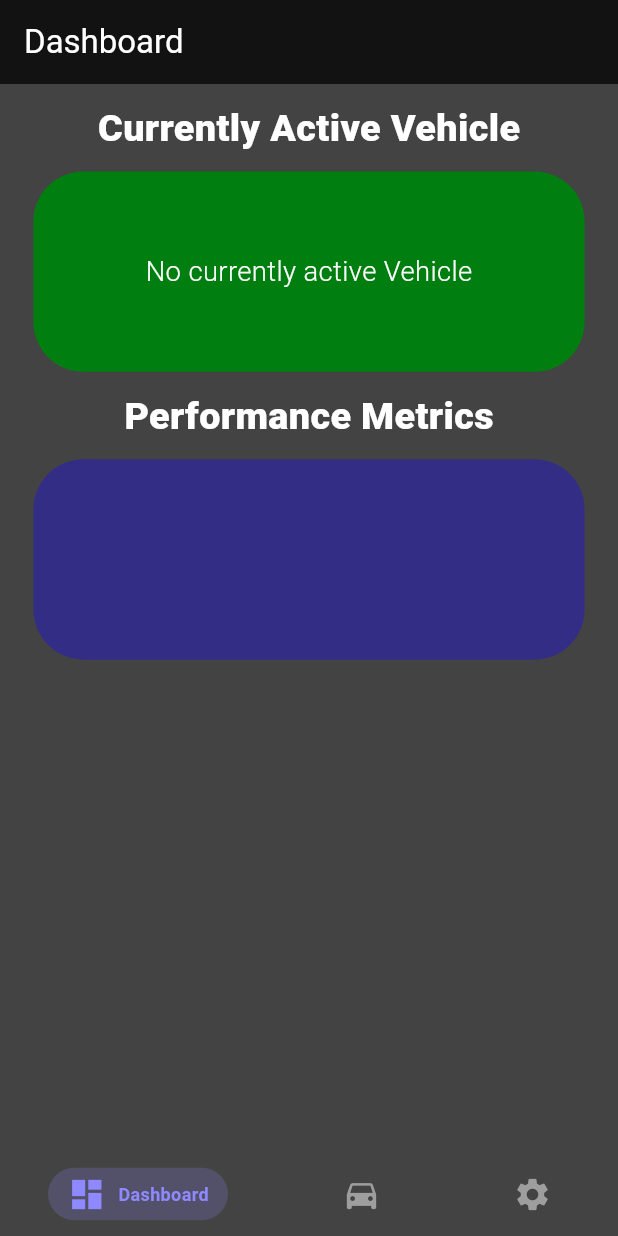
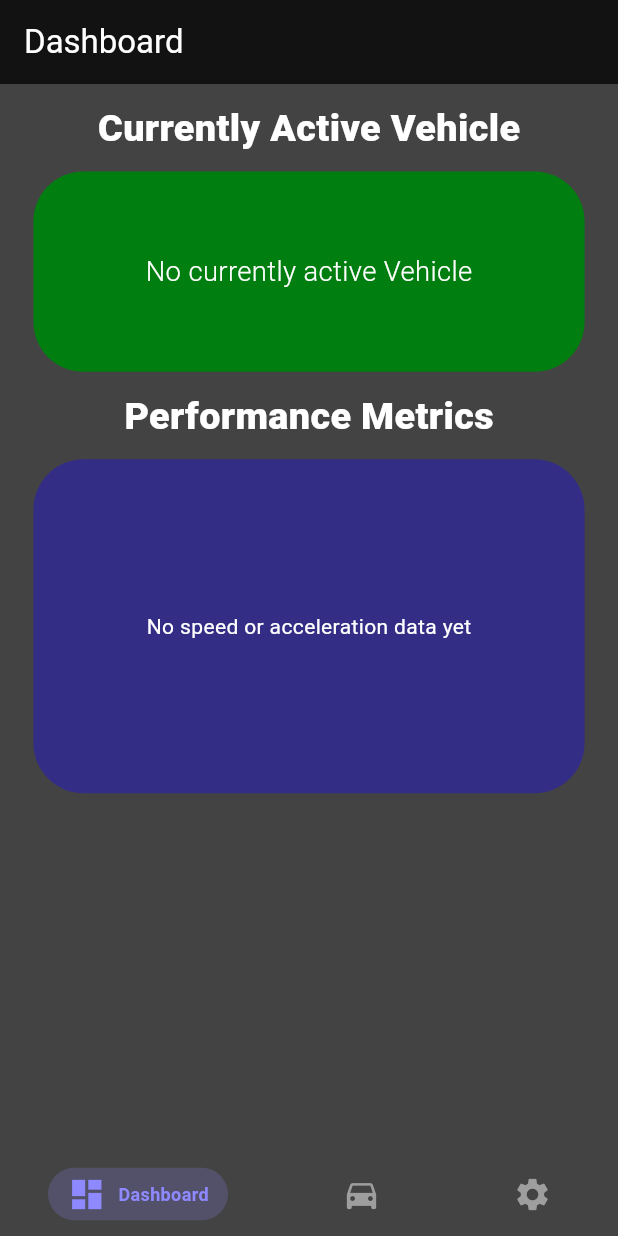
Before and after one commit to mmyahya29/Raxxy, a Flutter app: the screen it shows once a user with an empty profile is signed in, on a phone screen of 412 x 824 dp. Run offline on Flutter 3.47's test engine with Material 3 defaults, Android fonts, the phone set to English and light mode, and no system bars; drawn by our look-alikes of persistent_bottom_nav_bar; our stand-ins replace cloud_firestore, firebase_auth, firebase_core, fl_chart, flutter_local_notifications, flutter_riverpod and 5 more; accounts and stored records are empty.

Commit message:
speed acceleration graph

```diff
--- a/lib/providers/provider.dart
+++ b/lib/providers/provider.dart
@@ -24,6 +24,8 @@ final firestoreProvider = Provider((ref) => FirebaseFirestore.instance);
 class VehicleMonitorNotifier extends StateNotifier<VehicleMonitorState> {
   VehicleMonitorNotifier() : super(VehicleMonitorState());
 
+  static const int _maxHistoryLength = 20;
+
   void setVehicle(String? id) {
     state = state.copyWith(vehicleId: id);
   }
@@ -37,11 +39,29 @@ class VehicleMonitorNotifier extends StateNotifier<VehicleMonitorState> {
   }
 
   void updateSpeed(double speed) {
-    state = state.copyWith(speed: speed);
+    final updatedSpeedHistory = List<double>.from(state.speedHistory)
+      ..add(speed);
+    if (updatedSpeedHistory.length > _maxHistoryLength) {
+      updatedSpeedHistory.removeAt(0); // remove oldest
+    }
+
+    state = state.copyWith(
+      speed: speed,
+      speedHistory: updatedSpeedHistory,
+    );
   }
 
   void updateAcceleration(double acceleration) {
-    state = state.copyWith(acceleration: acceleration);
+    final updatedAccelerationHistory = List<double>.from(state.accelerationHistory)
+      ..add(acceleration);
+    if (updatedAccelerationHistory.length > _maxHistoryLength) {
+      updatedAccelerationHistory.removeAt(0);
+    }
+
+    state = state.copyWith(
+      acceleration: acceleration,
+      accelerationHistory: updatedAccelerationHistory,
+    );
   }
 
   void updateDistance(double distance) {
@@ -53,6 +73,7 @@ class VehicleMonitorNotifier extends StateNotifier<VehicleMonitorState> {
   }
 }
 
+
 final vehicleMonitorProvider = StateNotifierProvider<VehicleMonitorNotifier, VehicleMonitorState>(
       (ref) => VehicleMonitorNotifier(),
 );
--- a/lib/providers/vehicle_data.dart
+++ b/lib/providers/vehicle_data.dart
@@ -6,6 +6,9 @@ class VehicleMonitorState {
   final double acceleration;
   final double distance;
 
+  final List<double> speedHistory;
+  final List<double> accelerationHistory;
+
   VehicleMonitorState({
     this.vehicleId,
     this.make,
@@ -13,6 +16,8 @@ class VehicleMonitorState {
     this.speed = 0.0,
     this.acceleration = 0.0,
     this.distance = 0.0,
+    this.speedHistory = const [],
+    this.accelerationHistory = const [],
   });
 
   VehicleMonitorState copyWith({
@@ -22,6 +27,8 @@ class VehicleMonitorState {
     double? speed,
     double? acceleration,
     double? distance,
+    List<double>? speedHistory,
+    List<double>? accelerationHistory,
   }) {
     return VehicleMonitorState(
       vehicleId: vehicleId ?? this.vehicleId,
@@ -30,6 +37,8 @@ class VehicleMonitorState {
       speed: speed ?? this.speed,
       acceleration: acceleration ?? this.acceleration,
       distance: distance ?? this.distance,
+      speedHistory: speedHistory ?? this.speedHistory,
+      accelerationHistory: accelerationHistory ?? this.accelerationHistory,
     );
   }
 }
--- a/lib/screens/dashboard_screen.dart
+++ b/lib/screens/dashboard_screen.dart
@@ -1,4 +1,5 @@
 import 'package:cloud_firestore/cloud_firestore.dart';
+import 'package:fl_chart/fl_chart.dart';
 import 'package:flutter/material.dart';
 import 'package:flutter_riverpod/flutter_riverpod.dart';
 import 'package:flutter_screenutil/flutter_screenutil.dart';
@@ -90,16 +91,98 @@ class _DashboardScreenState extends ConsumerState<DashboardScreen> {
               ),
               SizedBox(height: 10.h),
               Container(
-                height: 120.h,
+                height: 200.h,
                 width: MediaQuery.of(context).size.width - 40,
                 decoration: BoxDecoration(
                   color: const Color(0xff332d85),
                   borderRadius: BorderRadius.circular(30.r),
                 ),
-                child: Column(
+                padding: EdgeInsets.all(16.r),
+                child: Consumer(
+                  builder: (context, ref, _) {
+                    final monitor = ref.watch(vehicleMonitorProvider);
+                    final speedData = monitor.speedHistory;
+                    final accData = monitor.accelerationHistory;
 
+                    if (speedData.isEmpty && accData.isEmpty) {
+                      return const Center(child: Text("No speed or acceleration data yet", style: TextStyle(color: Colors.white)));
+                    }
+
+                    final maxY = [
+                      ...speedData,
+                      ...accData,
+                    ].fold<double>(0.0, (prev, val) => val > prev ? val : prev);
+
+                    return LineChart(
+                      LineChartData(
+                        minX: 0,
+                        maxX: (speedData.length > accData.length ? speedData.length : accData.length).toDouble() - 1,
+                        minY: 0,
+                        maxY: (maxY + 5).clamp(0, 100), // Prevent overflow
+
+                        titlesData: FlTitlesData(
+                          leftTitles: AxisTitles(
+                            sideTitles: SideTitles(
+                              showTitles: true,
+                              reservedSize: 40,
+                              interval: 10,
+                              getTitlesWidget: (value, _) => Text('${value.toInt()}', style: TextStyle(color: Colors.white, fontSize: 10.sp)),
+                            ),
+                          ),
+                          bottomTitles: AxisTitles(
+                            sideTitles: SideTitles(
+                              showTitles: true,
+                              interval: 1,
+                              getTitlesWidget: (value, _) => Text('${value.toInt()}', style: TextStyle(color: Colors.white, fontSize: 10.sp)),
+                            ),
+                          ),
+                          topTitles: AxisTitles(sideTitles: SideTitles(showTitles: false)),
+                          rightTitles: AxisTitles(sideTitles: SideTitles(showTitles: false)),
+                        ),
+
+                        gridData: FlGridData(
+                          show: true,
+                          drawVerticalLine: true,
+                          horizontalInterval: 10,
+                          verticalInterval: 1,
+                          getDrawingHorizontalLine: (_) => FlLine(color: Colors.white12, strokeWidth: 1),
+                          getDrawingVerticalLine: (_) => FlLine(color: Colors.white12, strokeWidth: 1),
+                        ),
+
+                        borderData: FlBorderData(
+                          show: true,
+                          border: Border.all(color: Colors.white24, width: 1),
+                        ),
+
+                        lineBarsData: [
+                          LineChartBarData(
+                            spots: List.generate(
+                              speedData.length,
+                                  (i) => FlSpot(i.toDouble(), speedData[i]),
+                            ),
+                            isCurved: true,
+                            color: Colors.greenAccent,
+                            barWidth: 2,
+                            dotData: FlDotData(show: false),
+                            belowBarData: BarAreaData(show: false),
+                          ),
+                          LineChartBarData(
+                            spots: List.generate(
+                              accData.length,
+                                  (i) => FlSpot(i.toDouble(), accData[i]),
+                            ),
+                            isCurved: true,
+                            color: Colors.redAccent,
+                            barWidth: 2,
+                            dotData: FlDotData(show: false),
+                            belowBarData: BarAreaData(show: false),
+                          ),
+                        ],
+                      ),
+                    );
+                  },
                 ),
-              ),
+              )
             ],
           ),
         ),
--- a/pubspec.yaml
+++ b/pubspec.yaml
@@ -49,6 +49,7 @@ dependencies:
   flutter_local_notifications: ^18.0.1
   permission_handler: ^12.0.1
   persistent_bottom_nav_bar: ^6.2.1
+  fl_chart: ^1.0.0
 
 
 
```
Also changed, not shown: pubspec.lock.
